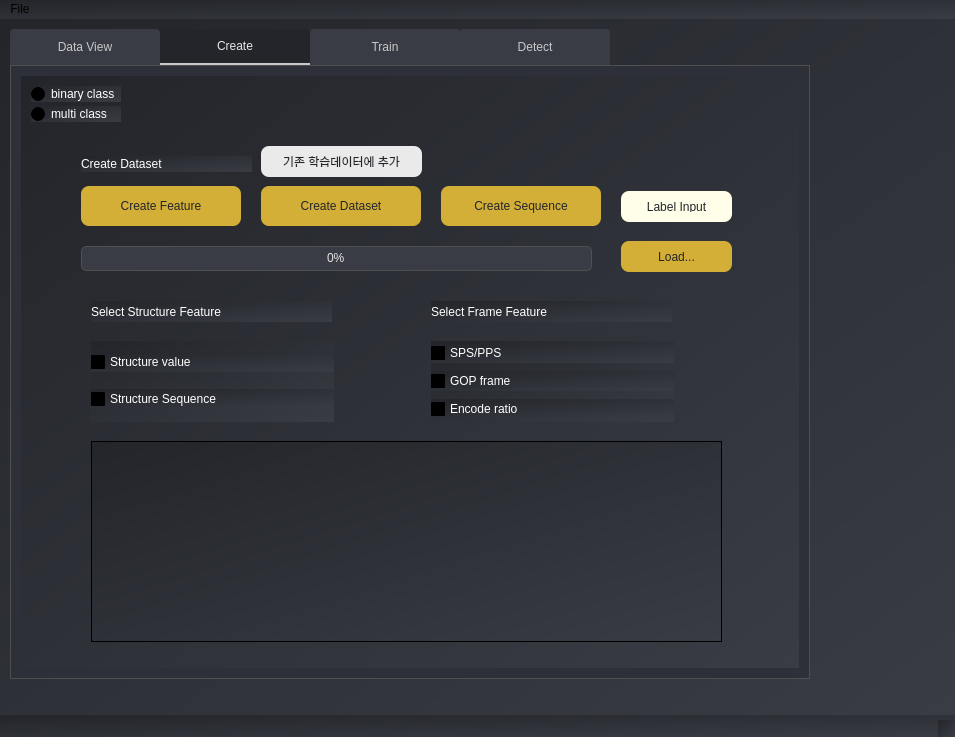
Above: AiFileDetector_2024/UI_Design/new.ui from jamemanionda/AiFileDetector_2024 before the change. Below: the same form after it.
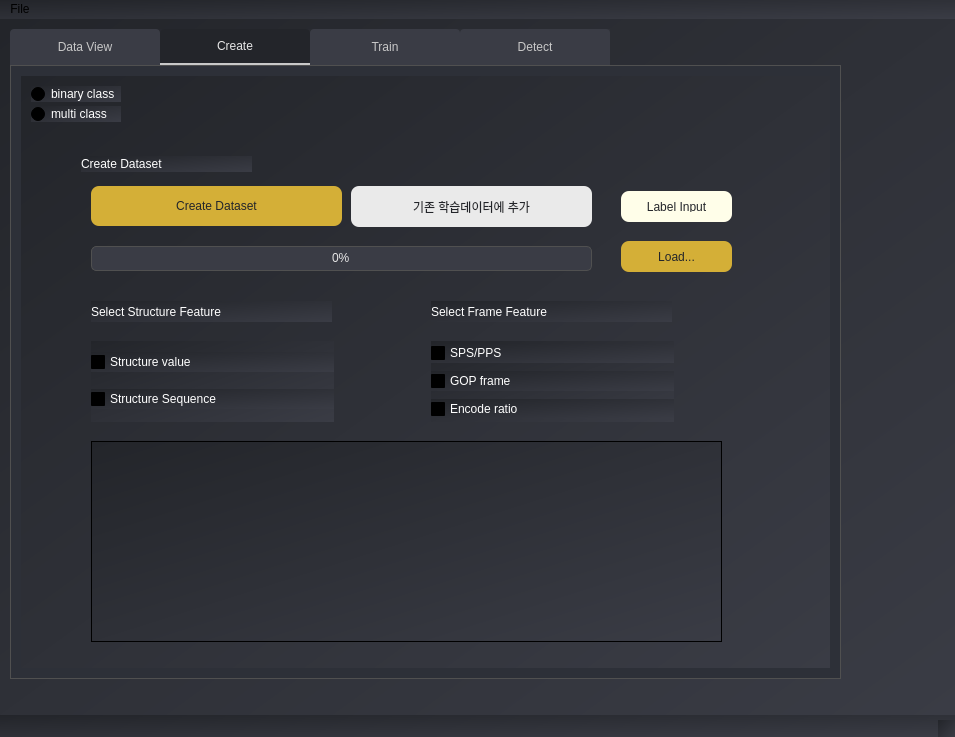
That is the form after the change. The open tabs and pages were chosen to show the change.

Diff of the .ui file:
```diff
--- a/AiFileDetector_2024/UI_Design/new.ui
+++ b/AiFileDetector_2024/UI_Design/new.ui
@@ -22,7 +22,7 @@
      <rect>
       <x>10</x>
       <y>10</y>
-      <width>800</width>
+      <width>831</width>
       <height>650</height>
      </rect>
     </property>
@@ -254,45 +254,12 @@
        <string>Create Dataset</string>
       </property>
      </widget>
-     <widget class="QPushButton" name="feature_create1">
-      <property name="geometry">
-       <rect>
-        <x>60</x>
-        <y>110</y>
-        <width>160</width>
-        <height>40</height>
-       </rect>
-      </property>
-      <property name="styleSheet">
-       <string notr="true">
-QPushButton {
-  background-color: rgb(212, 175, 55);  /* Gold color */
-  color: rgb(35, 37, 42);
-  font: bold 10pt &quot;Playfair Display&quot;;
-  border-radius: 8px;
-  padding: 10px;
-}
-
-QPushButton:hover {
-  background-color: rgb(183, 149, 11);
-}
-
-QPushButton:pressed {
-  background-color: rgb(212, 175, 55);
-  border: 1px solid rgb(160, 130, 0);
-}
-</string>
-      </property>
-      <property name="text">
-       <string>Create Feature</string>
-      </property>
-     </widget>
      <widget class="QPushButton" name="create_value2">
       <property name="geometry">
        <rect>
-        <x>240</x>
+        <x>70</x>
         <y>110</y>
-        <width>160</width>
+        <width>251</width>
         <height>40</height>
        </rect>
       </property>
@@ -320,39 +287,6 @@
        <string>Create Dataset</string>
       </property>
      </widget>
-     <widget class="QPushButton" name="create_sequence3">
-      <property name="geometry">
-       <rect>
-        <x>420</x>
-        <y>110</y>
-        <width>160</width>
-        <height>40</height>
-       </rect>
-      </property>
-      <property name="styleSheet">
-       <string notr="true">
-QPushButton {
-  background-color: rgb(212, 175, 55);
-  color: rgb(35, 37, 42);
-  font: bold 10pt &quot;Playfair Display&quot;;
-  border-radius: 8px;
-  padding: 10px;
-}
-
-QPushButton:hover {
-  background-color: rgb(183, 149, 11);
-}
-
-QPushButton:pressed {
-  background-color: rgb(212, 175, 55);
-  border: 1px solid rgb(160, 130, 0);
-}
-</string>
-      </property>
-      <property name="text">
-       <string>Create Sequence</string>
-      </property>
-     </widget>
      <widget class="QPushButton" name="LoadButton">
       <property name="geometry">
        <rect>
@@ -389,9 +323,9 @@
      <widget class="QProgressBar" name="progress_bar">
       <property name="geometry">
        <rect>
-        <x>60</x>
+        <x>70</x>
         <y>170</y>
-        <width>511</width>
+        <width>501</width>
         <height>25</height>
        </rect>
       </property>
@@ -636,10 +570,10 @@
      <widget class="QPushButton" name="exist_csv_but">
       <property name="geometry">
        <rect>
-        <x>240</x>
-        <y>70</y>
-        <width>161</width>
-        <height>31</height>
+        <x>330</x>
+        <y>110</y>
+        <width>241</width>
+        <height>41</height>
        </rect>
       </property>
       <property name="styleSheet">
```
